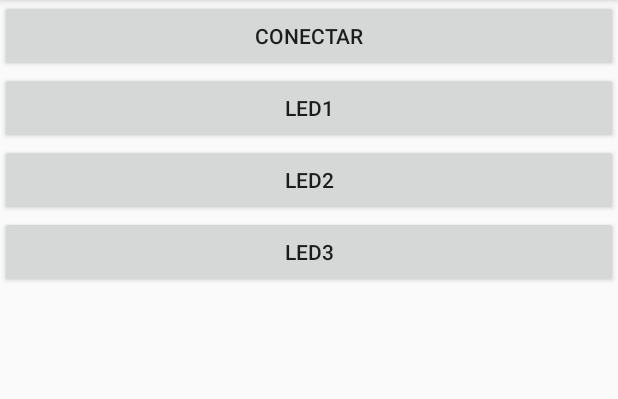
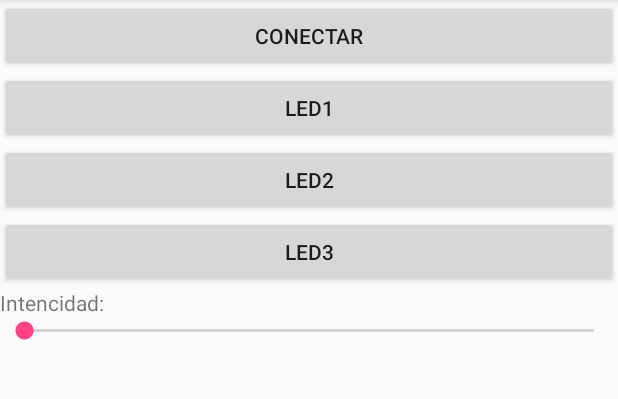
Before and after one commit to leonardoAlonso/appBluetooth, an Android app: the screen it shows after launch (MainActivity), on a phone screen of 412 x 824 dp, the part 84-483 px from its top. Run offline under Robolectric (Android 15) with nearby library versions, the phone set to English and light mode, and no system bars.

Commit message:
Se agrego un slider al view y un textview

```diff
--- a/LEDBluethoot/app/src/main/res/layout/activity_main.xml
+++ b/LEDBluethoot/app/src/main/res/layout/activity_main.xml
@@ -29,4 +29,15 @@
         android:layout_width="match_parent"
         android:layout_height="wrap_content"
         android:id="@+id/btnLed3" />
+
+    <TextView
+        android:text="Intencidad: "
+        android:layout_width="match_parent"
+        android:layout_height="wrap_content"
+        android:id="@+id/textView" />
+
+    <SeekBar
+        android:layout_width="match_parent"
+        android:layout_height="wrap_content"
+        android:id="@+id/intencidad1" />
 </LinearLayout>
```
